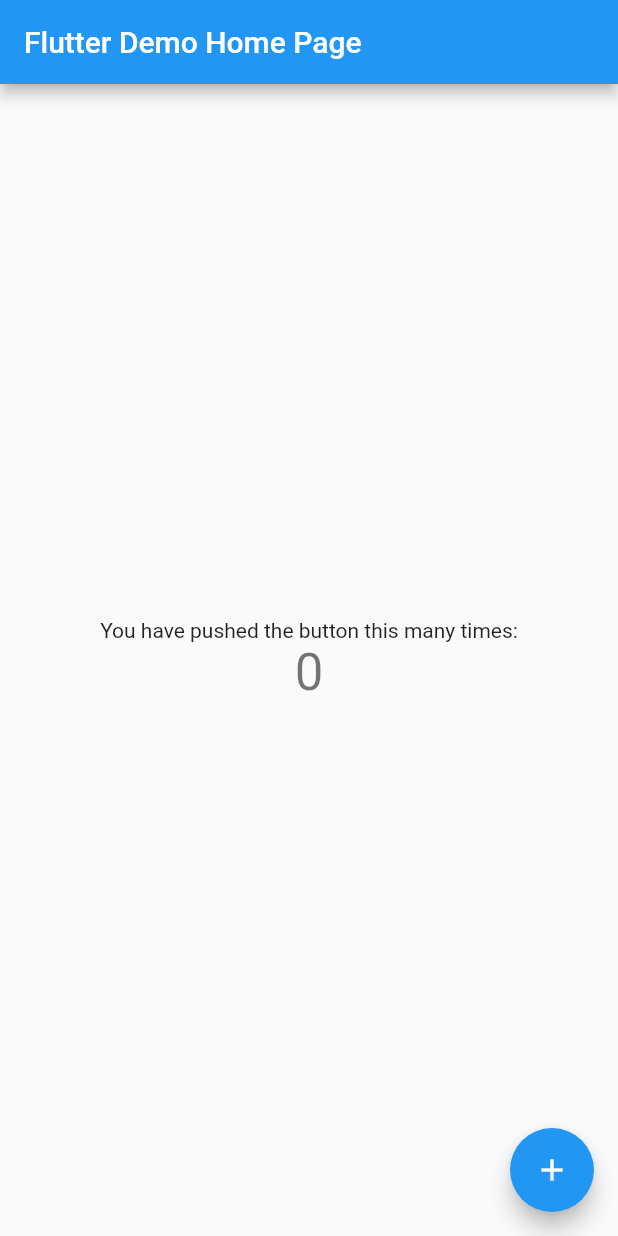
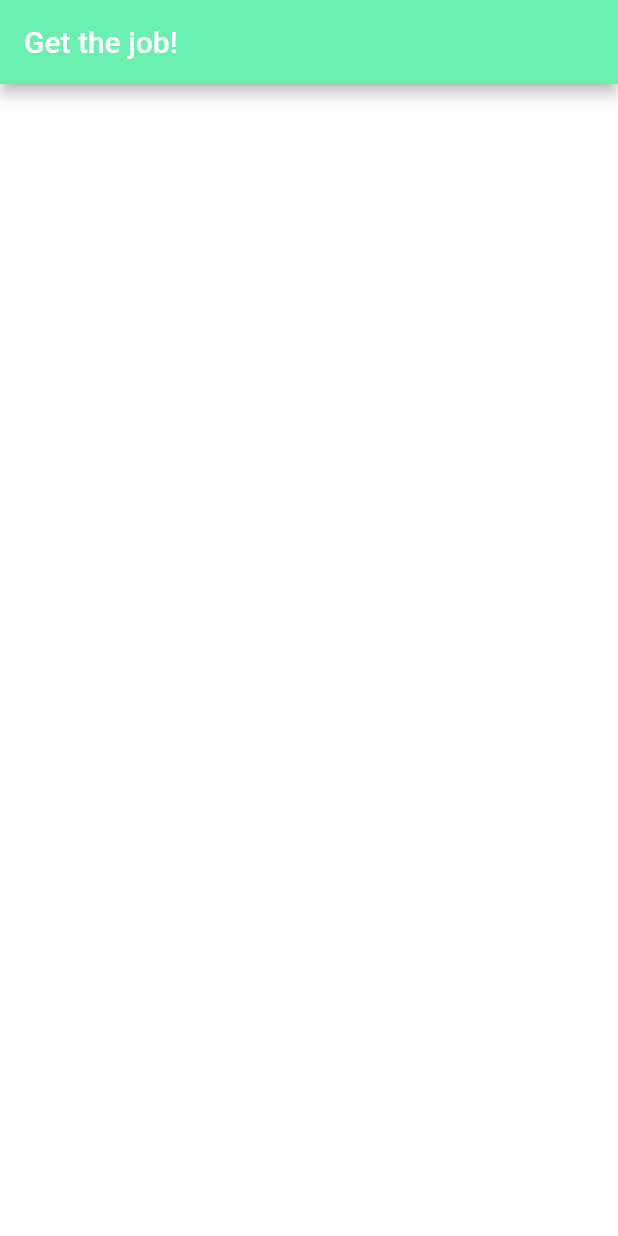
Before and after one commit to JobInterviewPractice/job_interview_practice, a Flutter app: the screen it shows after launch, on a phone screen of 412 x 824 dp. Run offline on Flutter 3.47's test engine with Material 2 defaults, Android fonts, the phone set to English and light mode, and no system bars.

Commit message:
create app base widget.

```diff
--- a/lib/main.dart
+++ b/lib/main.dart
@@ -5,113 +5,39 @@ void main() {
 }
 
 class MyApp extends StatelessWidget {
-  // This widget is the root of your application.
   @override
   Widget build(BuildContext context) {
     return MaterialApp(
       title: 'Flutter Demo',
       theme: ThemeData(
-        // This is the theme of your application.
-        //
-        // Try running your application with "flutter run". You'll see the
-        // application has a blue toolbar. Then, without quitting the app, try
-        // changing the primarySwatch below to Colors.green and then invoke
-        // "hot reload" (press "r" in the console where you ran "flutter run",
-        // or simply save your changes to "hot reload" in a Flutter IDE).
-        // Notice that the counter didn't reset back to zero; the application
-        // is not restarted.
         primarySwatch: Colors.blue,
-        // This makes the visual density adapt to the platform that you run
-        // the app on. For desktop platforms, the controls will be smaller and
-        // closer together (more dense) than on mobile platforms.
         visualDensity: VisualDensity.adaptivePlatformDensity,
       ),
-      home: MyHomePage(title: 'Flutter Demo Home Page'),
+      home: Scaffold(
+        backgroundColor: Colors.white,
+        appBar: AppBar(
+          backgroundColor: Colors.greenAccent,
+          title: Text(
+           'Get the job!',
+            style: TextStyle(
+              fontSize: 20,
+            ),
+          ),
+        ),
+        body: SafeArea(
+          child: Padding(
+            padding: EdgeInsets.symmetric(horizontal: 10.0),
+            child: AppPage(),
+          ),
+        ),
+      ),
     );
   }
 }
 
-class MyHomePage extends StatefulWidget {
-  MyHomePage({Key key, this.title}) : super(key: key);
-
-  // This widget is the home page of your application. It is stateful, meaning
-  // that it has a State object (defined below) that contains fields that affect
-  // how it looks.
-
-  // This class is the configuration for the state. It holds the values (in this
-  // case the title) provided by the parent (in this case the App widget) and
-  // used by the build method of the State. Fields in a Widget subclass are
-  // always marked "final".
-
-  final String title;
-
-  @override
-  _MyHomePageState createState() => _MyHomePageState();
-}
-
-class _MyHomePageState extends State<MyHomePage> {
-  int _counter = 0;
-
-  void _incrementCounter() {
-    setState(() {
-      // This call to setState tells the Flutter framework that something has
-      // changed in this State, which causes it to rerun the build method below
-      // so that the display can reflect the updated values. If we changed
-      // _counter without calling setState(), then the build method would not be
-      // called again, and so nothing would appear to happen.
-      _counter++;
-    });
-  }
-
+class AppPage extends StatelessWidget {
   @override
   Widget build(BuildContext context) {
-    // This method is rerun every time setState is called, for instance as done
-    // by the _incrementCounter method above.
-    //
-    // The Flutter framework has been optimized to make rerunning build methods
-    // fast, so that you can just rebuild anything that needs updating rather
-    // than having to individually change instances of widgets.
-    return Scaffold(
-      appBar: AppBar(
-        // Here we take the value from the MyHomePage object that was created by
-        // the App.build method, and use it to set our appbar title.
-        title: Text(widget.title),
-      ),
-      body: Center(
-        // Center is a layout widget. It takes a single child and positions it
-        // in the middle of the parent.
-        child: Column(
-          // Column is also a layout widget. It takes a list of children and
-          // arranges them vertically. By default, it sizes itself to fit its
-          // children horizontally, and tries to be as tall as its parent.
-          //
-          // Invoke "debug painting" (press "p" in the console, choose the
-          // "Toggle Debug Paint" action from the Flutter Inspector in Android
-          // Studio, or the "Toggle Debug Paint" command in Visual Studio Code)
-          // to see the wireframe for each widget.
-          //
-          // Column has various properties to control how it sizes itself and
-          // how it positions its children. Here we use mainAxisAlignment to
-          // center the children vertically; the main axis here is the vertical
-          // axis because Columns are vertical (the cross axis would be
-          // horizontal).
-          mainAxisAlignment: MainAxisAlignment.center,
-          children: <Widget>[
-            Text(
-              'You have pushed the button this many times:',
-            ),
-            Text(
-              '$_counter',
-              style: Theme.of(context).textTheme.headline4,
-            ),
-          ],
-        ),
-      ),
-      floatingActionButton: FloatingActionButton(
-        onPressed: _incrementCounter,
-        tooltip: 'Increment',
-        child: Icon(Icons.add),
-      ), // This trailing comma makes auto-formatting nicer for build methods.
-    );
+    return Container();
   }
 }
```
